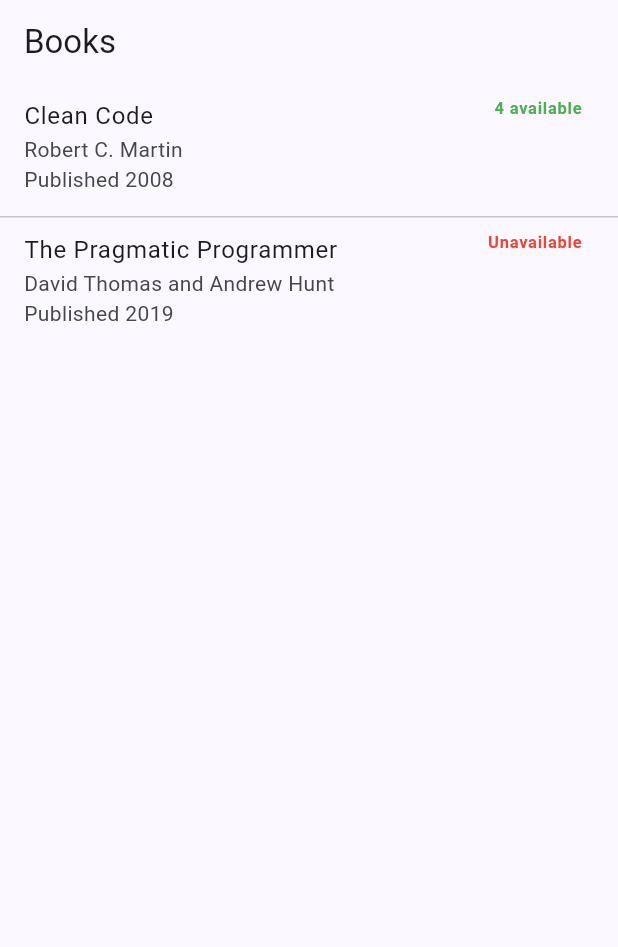
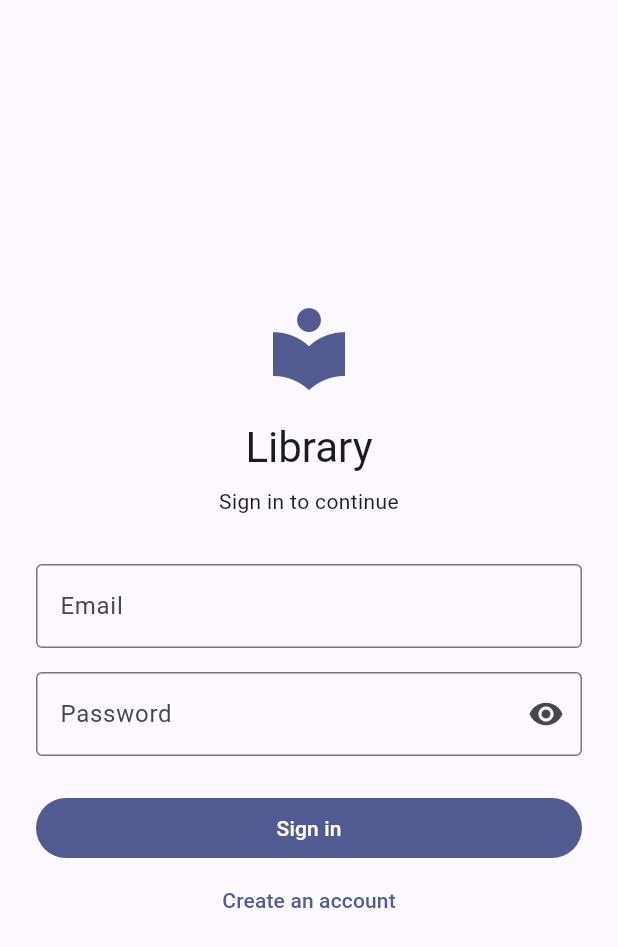
Before and after one commit to dulaing/library_mobile, a Flutter app: the screen it shows after launch, on a phone screen of 412 x 824 dp. Shown: the top 947 px of the screen. Run offline on Flutter 3.47's test engine with Material 3 defaults, Android fonts, the phone set to English and light mode, and no system bars; our stand-ins replace flutter_riverpod, fpdart, riverpod_annotation; generated files the repository leaves out were written again.

Commit message:
feat: add login, register screens

```diff
--- /dev/null
+++ b/lib/features/auth/presentation/screens/login_screen.dart
@@ -0,0 +1,150 @@
+import 'package:flutter/material.dart';
+
+import '../../../book/presentation/screens/books_screen.dart';
+import 'register_screen.dart';
+
+class LoginScreen extends StatefulWidget {
+  const LoginScreen({super.key});
+
+  @override
+  State<LoginScreen> createState() {
+    return _LoginScreenState();
+  }
+}
+
+class _LoginScreenState extends State<LoginScreen> {
+  final formKey = GlobalKey<FormState>();
+  final emailController = TextEditingController();
+  final passwordController = TextEditingController();
+
+  bool hidePassword = true;
+
+  @override
+  void dispose() {
+    emailController.dispose();
+    passwordController.dispose();
+    super.dispose();
+  }
+
+  void signIn() {
+    final formIsValid = formKey.currentState!.validate();
+
+    if (!formIsValid) {
+      return;
+    }
+
+    // the auth backend is not wired. goes into the app regardless the credentials
+    Navigator.of(context).pushReplacement(
+      MaterialPageRoute(
+        builder: (context) {
+          return const BooksScreen();
+        },
+      ),
+    );
+  }
+
+  void openRegisterScreen() {
+    Navigator.of(context).push(
+      MaterialPageRoute(
+        builder: (context) {
+          return const RegisterScreen();
+        },
+      ),
+    );
+  }
+
+  @override
+  Widget build(BuildContext context) {
+    return Scaffold(
+      body: SafeArea(
+        child: Center(
+          child: SingleChildScrollView(
+            padding: const EdgeInsets.all(24),
+            child: Form(
+              key: formKey,
+              child: Column(
+                mainAxisSize: MainAxisSize.min,
+                crossAxisAlignment: CrossAxisAlignment.stretch,
+                children: [
+                  Icon(
+                    Icons.local_library,
+                    size: 64,
+                    color: Theme.of(context).colorScheme.primary,
+                  ),
+                  const SizedBox(height: 16),
+                  Text(
+                    'Library',
+                    textAlign: TextAlign.center,
+                    style: Theme.of(context).textTheme.headlineMedium,
+                  ),
+                  const SizedBox(height: 8),
+                  const Text(
+                    'Sign in to continue',
+                    textAlign: TextAlign.center,
+                  ),
+                  const SizedBox(height: 32),
+                  TextFormField(
+                    controller: emailController,
+                    keyboardType: TextInputType.emailAddress,
+                    decoration: const InputDecoration(
+                      labelText: 'Email',
+                      border: OutlineInputBorder(),
+                    ),
+                    validator: (value) {
+                      if (value == null || value.trim().isEmpty) {
+                        return 'Enter your email.';
+                      }
+
+                      if (!value.contains('@')) {
+                        return 'Enter a valid email.';
+                      }
+
+                      return null;
+                    },
+                  ),
+                  const SizedBox(height: 16),
+                  TextFormField(
+                    controller: passwordController,
+                    obscureText: hidePassword,
+                    decoration: InputDecoration(
+                      labelText: 'Password',
+                      border: const OutlineInputBorder(),
+                      suffixIcon: IconButton(
+                        onPressed: () {
+                          setState(() {
+                            hidePassword = !hidePassword;
+                          });
+                        },
+                        icon: Icon(
+                          hidePassword
+                              ? Icons.visibility
+                              : Icons.visibility_off,
+                        ),
+                      ),
+                    ),
+                    validator: (value) {
+                      if (value == null || value.isEmpty) {
+                        return 'Enter your password.';
+                      }
+
+                      return null;
+                    },
+                  ),
+                  const SizedBox(height: 24),
+                  FilledButton(
+                    onPressed: signIn,
+                    child: const Text('Sign in'),
+                  ),
+                  TextButton(
+                    onPressed: openRegisterScreen,
+                    child: const Text('Create an account'),
+                  ),
+                ],
+              ),
+            ),
+          ),
+        ),
+      ),
+    );
+  }
+}
--- a/lib/main.dart
+++ b/lib/main.dart
@@ -1,6 +1,7 @@
 import 'package:flutter/material.dart';
 import 'package:flutter_riverpod/flutter_riverpod.dart';
 
+import 'features/auth/presentation/screens/login_screen.dart';
 import 'features/book/presentation/screens/books_screen.dart';
 
 void main() {
@@ -27,8 +28,9 @@ class LibraryApp extends StatelessWidget {
         // use this color scheme
         colorScheme: ColorScheme.fromSeed(seedColor: Colors.indigo),
       ),
-      // Make BooksScreen the first screen
-      home: const BooksScreen(),
+      // The first screen
+      home: const LoginScreen(),
+      //home: const BooksScreen(),
     );
   }
 }
```
Also changed, not shown: lib/features/auth/presentation/screens/register_screen.dart (added, +166 -0 lines), 8 other files.
